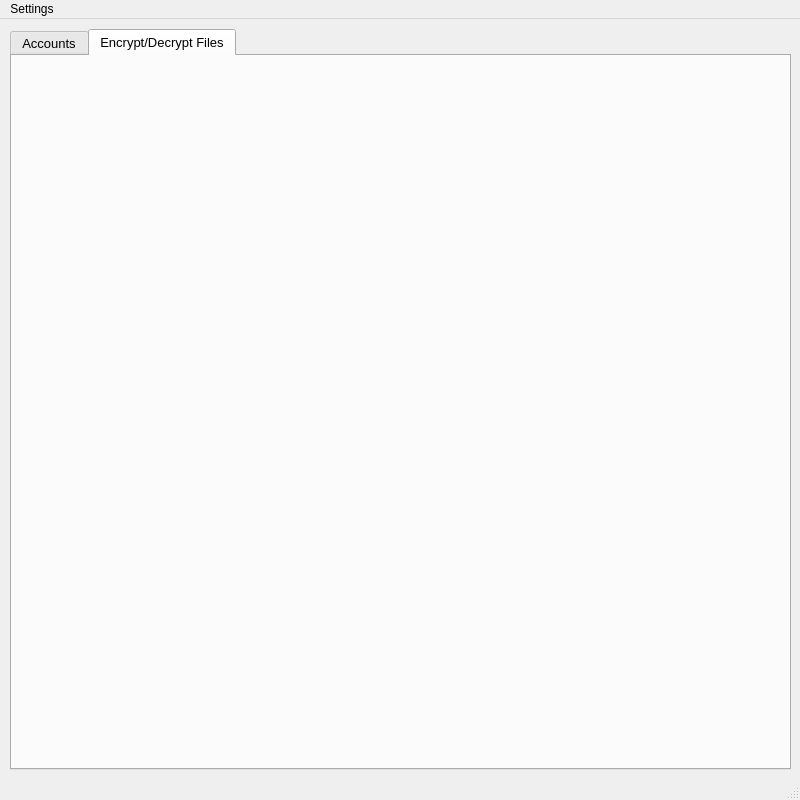
Qt form AccountHolder.ui (armandkaufmann/AccountHolder) before a commit.
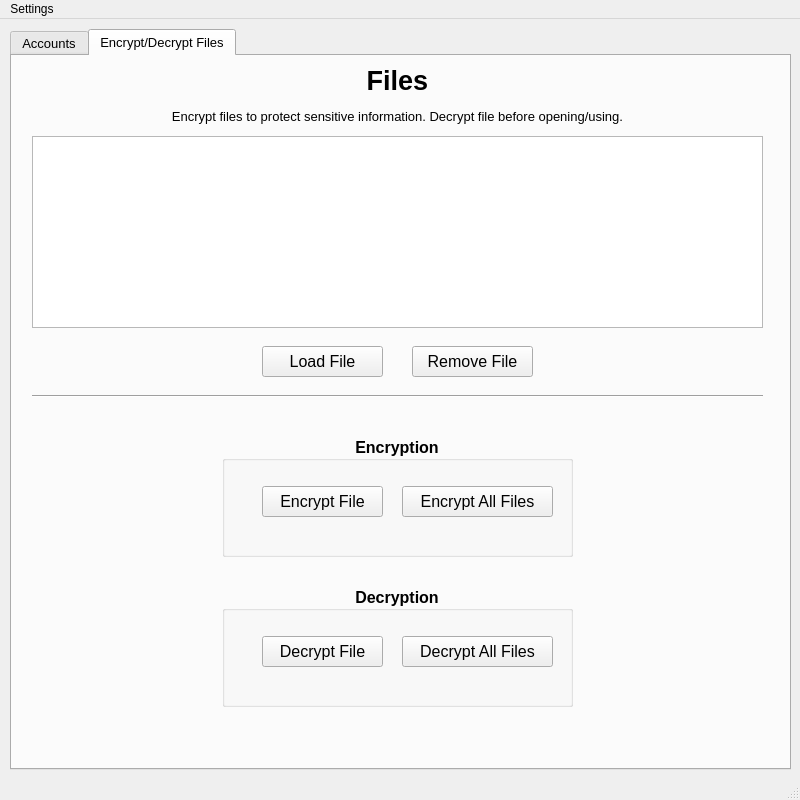
The same form after that commit. The open tabs and pages were chosen to show the change.

Commit message: Added file encryption decryption functionality

```diff
--- a/AccountHolder.ui
+++ b/AccountHolder.ui
@@ -790,6 +790,268 @@
      <attribute name="title">
       <string>Encrypt/Decrypt Files</string>
      </attribute>
+     <widget class="QListWidget" name="listWidgetFiles">
+      <property name="geometry">
+       <rect>
+        <x>20</x>
+        <y>80</y>
+        <width>731</width>
+        <height>192</height>
+       </rect>
+      </property>
+      <property name="font">
+       <font>
+        <pointsize>12</pointsize>
+        <weight>50</weight>
+        <bold>false</bold>
+       </font>
+      </property>
+      <property name="autoFillBackground">
+       <bool>false</bool>
+      </property>
+      <property name="frameShape">
+       <enum>QFrame::StyledPanel</enum>
+      </property>
+     </widget>
+     <widget class="QLabel" name="label_3">
+      <property name="geometry">
+       <rect>
+        <x>20</x>
+        <y>9</y>
+        <width>731</width>
+        <height>31</height>
+       </rect>
+      </property>
+      <property name="font">
+       <font>
+        <pointsize>20</pointsize>
+        <weight>75</weight>
+        <bold>true</bold>
+       </font>
+      </property>
+      <property name="text">
+       <string>Files</string>
+      </property>
+      <property name="alignment">
+       <set>Qt::AlignCenter</set>
+      </property>
+     </widget>
+     <widget class="QGroupBox" name="groupBoxEncryption">
+      <property name="geometry">
+       <rect>
+        <x>210</x>
+        <y>380</y>
+        <width>351</width>
+        <height>121</height>
+       </rect>
+      </property>
+      <property name="font">
+       <font>
+        <pointsize>12</pointsize>
+        <weight>75</weight>
+        <bold>true</bold>
+       </font>
+      </property>
+      <property name="title">
+       <string>Encryption</string>
+      </property>
+      <property name="alignment">
+       <set>Qt::AlignCenter</set>
+      </property>
+      <widget class="QPushButton" name="pushButtonAddFile_2">
+       <property name="geometry">
+        <rect>
+         <x>40</x>
+         <y>50</y>
+         <width>121</width>
+         <height>31</height>
+        </rect>
+       </property>
+       <property name="font">
+        <font>
+         <pointsize>12</pointsize>
+         <weight>50</weight>
+         <bold>false</bold>
+        </font>
+       </property>
+       <property name="statusTip">
+        <string>Encrypt a selected file.</string>
+       </property>
+       <property name="text">
+        <string>Encrypt File</string>
+       </property>
+      </widget>
+      <widget class="QPushButton" name="pushButtonAddFile_3">
+       <property name="geometry">
+        <rect>
+         <x>180</x>
+         <y>50</y>
+         <width>151</width>
+         <height>31</height>
+        </rect>
+       </property>
+       <property name="font">
+        <font>
+         <pointsize>12</pointsize>
+         <weight>50</weight>
+         <bold>false</bold>
+        </font>
+       </property>
+       <property name="statusTip">
+        <string>Encrypt all files in the list.</string>
+       </property>
+       <property name="text">
+        <string>Encrypt All Files</string>
+       </property>
+      </widget>
+     </widget>
+     <widget class="QPushButton" name="pushButtonAddFile">
+      <property name="geometry">
+       <rect>
+        <x>250</x>
+        <y>290</y>
+        <width>121</width>
+        <height>31</height>
+       </rect>
+      </property>
+      <property name="font">
+       <font>
+        <pointsize>12</pointsize>
+        <weight>50</weight>
+        <bold>false</bold>
+       </font>
+      </property>
+      <property name="statusTip">
+       <string>Add a file to the list to encrypt and decrypt.</string>
+      </property>
+      <property name="whatsThis">
+       <string/>
+      </property>
+      <property name="text">
+       <string>Load File</string>
+      </property>
+     </widget>
+     <widget class="QPushButton" name="pushButtonRemoveFile">
+      <property name="geometry">
+       <rect>
+        <x>400</x>
+        <y>290</y>
+        <width>121</width>
+        <height>31</height>
+       </rect>
+      </property>
+      <property name="font">
+       <font>
+        <pointsize>12</pointsize>
+        <weight>50</weight>
+        <bold>false</bold>
+       </font>
+      </property>
+      <property name="statusTip">
+       <string>Remove a file from the list. This does not remove the file from your computer.</string>
+      </property>
+      <property name="text">
+       <string>Remove File</string>
+      </property>
+     </widget>
+     <widget class="Line" name="line_4">
+      <property name="geometry">
+       <rect>
+        <x>20</x>
+        <y>330</y>
+        <width>731</width>
+        <height>20</height>
+       </rect>
+      </property>
+      <property name="orientation">
+       <enum>Qt::Horizontal</enum>
+      </property>
+     </widget>
+     <widget class="QLabel" name="label_8">
+      <property name="geometry">
+       <rect>
+        <x>20</x>
+        <y>50</y>
+        <width>731</width>
+        <height>20</height>
+       </rect>
+      </property>
+      <property name="text">
+       <string>Encrypt files to protect sensitive information. Decrypt file before opening/using.</string>
+      </property>
+      <property name="alignment">
+       <set>Qt::AlignCenter</set>
+      </property>
+     </widget>
+     <widget class="QGroupBox" name="groupBoxEncryption_2">
+      <property name="geometry">
+       <rect>
+        <x>210</x>
+        <y>530</y>
+        <width>351</width>
+        <height>121</height>
+       </rect>
+      </property>
+      <property name="font">
+       <font>
+        <pointsize>12</pointsize>
+        <weight>75</weight>
+        <bold>true</bold>
+       </font>
+      </property>
+      <property name="title">
+       <string>Decryption</string>
+      </property>
+      <property name="alignment">
+       <set>Qt::AlignCenter</set>
+      </property>
+      <widget class="QPushButton" name="pushButtonAddFile_6">
+       <property name="geometry">
+        <rect>
+         <x>40</x>
+         <y>50</y>
+         <width>121</width>
+         <height>31</height>
+        </rect>
+       </property>
+       <property name="font">
+        <font>
+         <pointsize>12</pointsize>
+         <weight>50</weight>
+         <bold>false</bold>
+        </font>
+       </property>
+       <property name="statusTip">
+        <string>Decrypt selected encrypted file.</string>
+       </property>
+       <property name="text">
+        <string>Decrypt File</string>
+       </property>
+      </widget>
+      <widget class="QPushButton" name="pushButtonAddFile_7">
+       <property name="geometry">
+        <rect>
+         <x>180</x>
+         <y>50</y>
+         <width>151</width>
+         <height>31</height>
+        </rect>
+       </property>
+       <property name="font">
+        <font>
+         <pointsize>12</pointsize>
+         <weight>50</weight>
+         <bold>false</bold>
+        </font>
+       </property>
+       <property name="statusTip">
+        <string>Decrypt all encrypted files in the list.</string>
+       </property>
+       <property name="text">
+        <string>Decrypt All Files</string>
+       </property>
+      </widget>
+     </widget>
     </widget>
    </widget>
   </widget>
```
Left out of the diff: 33 changed lines with no effect on the pictures. The commit also changes 3 other files.
